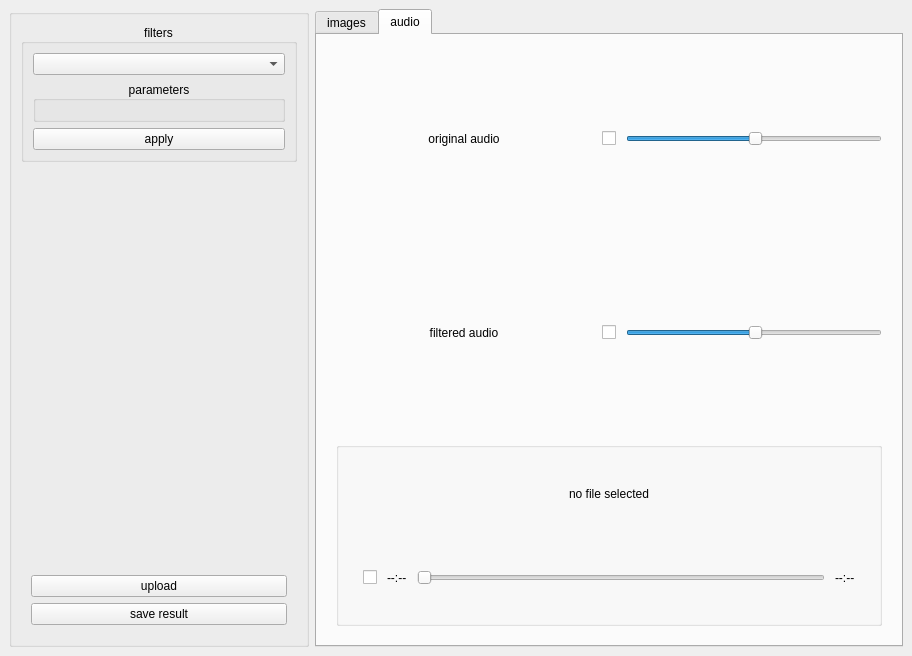
Before: the Qt Designer form FFT-processing/mainwindow.ui in 5arcoramphu5/image-and-audio-processing-with-FFT, drawn with Qt 5.
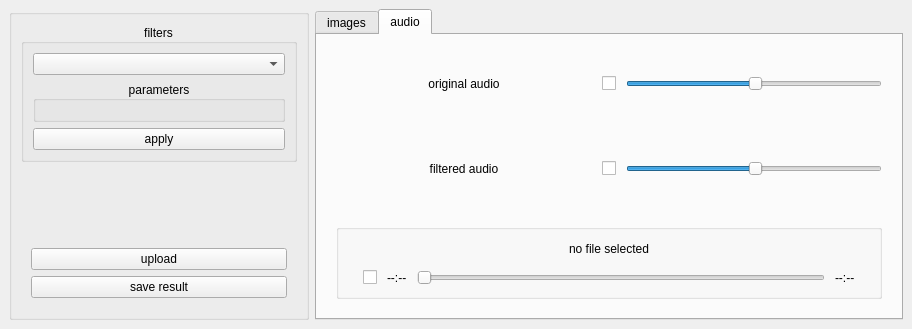
After: the same form once the commit is applied. Icons and pictures are not drawn.

What changed in the file:
```diff
--- a/FFT-processing/mainwindow.ui
+++ b/FFT-processing/mainwindow.ui
@@ -7,7 +7,7 @@
     <x>0</x>
     <y>0</y>
     <width>912</width>
-    <height>656</height>
+    <height>329</height>
    </rect>
   </property>
   <property name="sizePolicy">
```
